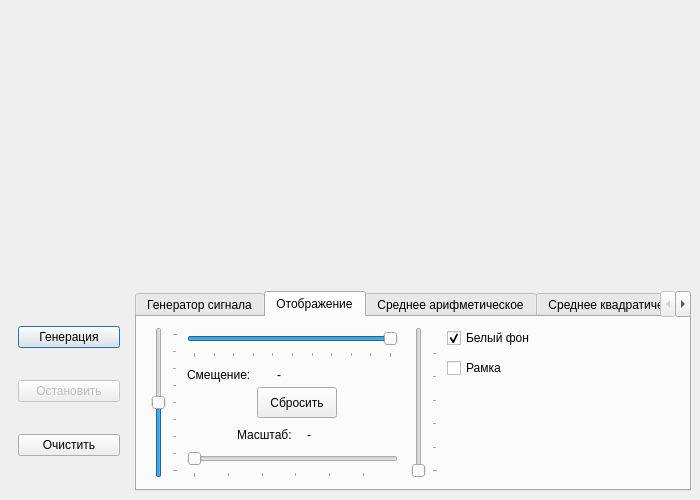
The window that filtsim/mainwindow.ui (cliffanet/filter) describes before a commit, drawn with Qt 5.
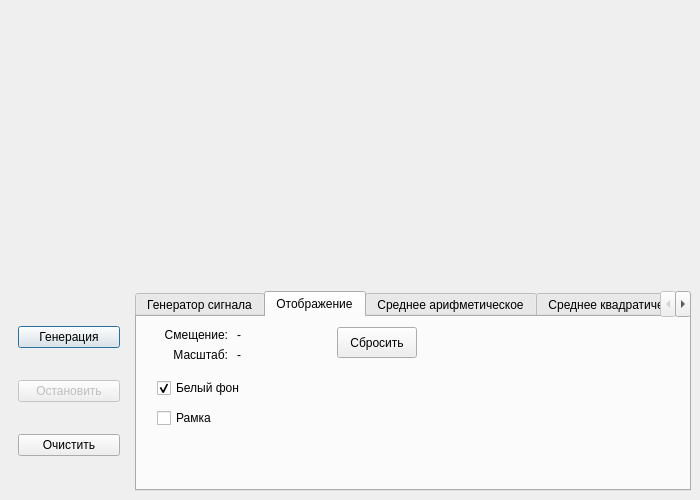
The same window after the commit. The open tabs and pages were chosen to show the change. Custom widgets are drawn as their Qt base class.

What changed in the file:
```diff
--- a/filtsim/mainwindow.ui
+++ b/filtsim/mainwindow.ui
@@ -363,61 +363,11 @@
           <attribute name="title">
            <string>Отображение</string>
           </attribute>
-          <widget class="QSlider" name="slOffsetX">
-           <property name="geometry">
-            <rect>
-             <x>50</x>
-             <y>10</y>
-             <width>211</width>
-             <height>31</height>
-            </rect>
-           </property>
-           <property name="minimum">
-            <number>-2000</number>
-           </property>
-           <property name="maximum">
-            <number>0</number>
-           </property>
-           <property name="orientation">
-            <enum>Qt::Horizontal</enum>
-           </property>
-           <property name="tickPosition">
-            <enum>QSlider::TicksBelow</enum>
-           </property>
-           <property name="tickInterval">
-            <number>200</number>
-           </property>
-          </widget>
-          <widget class="QSlider" name="slOffsetY">
-           <property name="geometry">
-            <rect>
-             <x>10</x>
-             <y>10</y>
-             <width>31</width>
-             <height>151</height>
-            </rect>
-           </property>
-           <property name="minimum">
-            <number>-2000</number>
-           </property>
-           <property name="maximum">
-            <number>2000</number>
-           </property>
-           <property name="orientation">
-            <enum>Qt::Vertical</enum>
-           </property>
-           <property name="tickPosition">
-            <enum>QSlider::TicksBelow</enum>
-           </property>
-           <property name="tickInterval">
-            <number>500</number>
-           </property>
-          </widget>
           <widget class="QLabel" name="labTOffset">
            <property name="geometry">
             <rect>
-             <x>50</x>
-             <y>50</y>
+             <x>10</x>
+             <y>10</y>
              <width>81</width>
              <height>16</height>
             </rect>
@@ -425,13 +375,16 @@
            <property name="text">
             <string>Смещение:</string>
            </property>
+           <property name="alignment">
+            <set>Qt::AlignRight|Qt::AlignTrailing|Qt::AlignVCenter</set>
+           </property>
           </widget>
           <widget class="QLabel" name="labVOffset">
            <property name="geometry">
             <rect>
-             <x>140</x>
-             <y>50</y>
-             <width>121</width>
+             <x>100</x>
+             <y>10</y>
+             <width>91</width>
              <height>16</height>
             </rect>
            </property>
@@ -439,74 +392,27 @@
             <string>-</string>
            </property>
           </widget>
-          <widget class="QSlider" name="slScaleY">
-           <property name="geometry">
-            <rect>
-             <x>270</x>
-             <y>10</y>
-             <width>31</width>
-             <height>151</height>
-            </rect>
-           </property>
-           <property name="minimum">
-            <number>100</number>
-           </property>
-           <property name="maximum">
-            <number>3000</number>
-           </property>
-           <property name="orientation">
-            <enum>Qt::Vertical</enum>
-           </property>
-           <property name="tickPosition">
-            <enum>QSlider::TicksBelow</enum>
-           </property>
-           <property name="tickInterval">
-            <number>500</number>
-           </property>
-          </widget>
-          <widget class="QSlider" name="slScaleX">
-           <property name="geometry">
-            <rect>
-             <x>50</x>
-             <y>130</y>
-             <width>211</width>
-             <height>31</height>
-            </rect>
-           </property>
-           <property name="minimum">
-            <number>100</number>
-           </property>
-           <property name="maximum">
-            <number>3000</number>
-           </property>
-           <property name="orientation">
-            <enum>Qt::Horizontal</enum>
-           </property>
-           <property name="tickPosition">
-            <enum>QSlider::TicksBelow</enum>
-           </property>
-           <property name="tickInterval">
-            <number>500</number>
-           </property>
-          </widget>
           <widget class="QLabel" name="labTScale">
            <property name="geometry">
             <rect>
-             <x>100</x>
-             <y>110</y>
-             <width>71</width>
+             <x>10</x>
+             <y>30</y>
+             <width>81</width>
              <height>16</height>
             </rect>
            </property>
            <property name="text">
             <string>Масштаб:</string>
            </property>
+           <property name="alignment">
+            <set>Qt::AlignRight|Qt::AlignTrailing|Qt::AlignVCenter</set>
+           </property>
           </widget>
           <widget class="QLabel" name="labVScale">
            <property name="geometry">
             <rect>
-             <x>170</x>
-             <y>110</y>
+             <x>100</x>
+             <y>30</y>
              <width>91</width>
              <height>16</height>
             </rect>
@@ -518,8 +424,8 @@
           <widget class="QPushButton" name="btnViewReset">
            <property name="geometry">
             <rect>
-             <x>120</x>
-             <y>70</y>
+             <x>200</x>
+             <y>10</y>
              <width>80</width>
              <height>31</height>
             </rect>
@@ -531,8 +437,8 @@
           <widget class="QCheckBox" name="chkWhiteBg">
            <property name="geometry">
             <rect>
-             <x>310</x>
-             <y>10</y>
+             <x>20</x>
+             <y>60</y>
              <width>101</width>
              <height>22</height>
             </rect>
@@ -547,8 +453,8 @@
           <widget class="QCheckBox" name="chkBorder">
            <property name="geometry">
             <rect>
-             <x>310</x>
-             <y>40</y>
+             <x>20</x>
+             <y>90</y>
              <width>101</width>
              <height>22</height>
             </rect>
```
Left out of the diff: 58 changed lines with no effect on the pictures.
